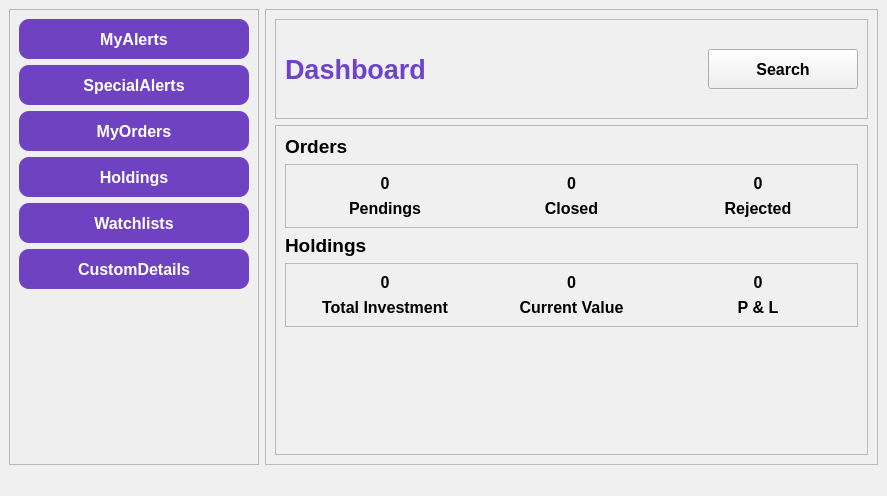
ShubhamMandavkar/TYLiveProjectt-StockAutomationSystem, file UIFiles/home.ui: the form before one commit.
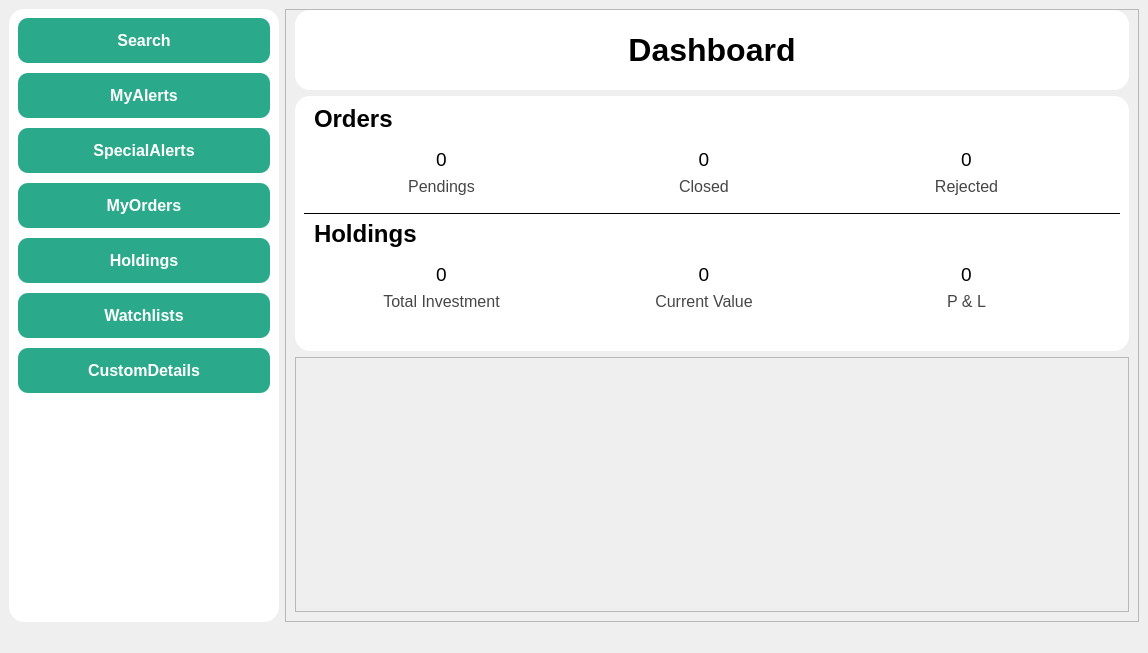
The form after the commit.

The edit to the form file:
```diff
--- a/UIFiles/home.ui
+++ b/UIFiles/home.ui
@@ -6,15 +6,15 @@
    <rect>
     <x>0</x>
     <y>0</y>
-    <width>887</width>
-    <height>496</height>
+    <width>1148</width>
+    <height>653</height>
    </rect>
   </property>
   <property name="windowTitle">
    <string>MainWindow</string>
   </property>
   <property name="styleSheet">
-   <string notr="true">background-color: rgb(240, 240, 240);</string>
+   <string notr="true">background-color: rgb(239, 239, 239);</string>
   </property>
   <widget class="QWidget" name="centralwidget">
    <layout class="QHBoxLayout" name="horizontalLayout">
@@ -22,20 +22,26 @@
      <widget class="QFrame" name="frmNavBar">
       <property name="minimumSize">
        <size>
-        <width>250</width>
+        <width>200</width>
         <height>0</height>
        </size>
       </property>
       <property name="maximumSize">
        <size>
-        <width>250</width>
+        <width>270</width>
         <height>16777215</height>
        </size>
       </property>
+      <property name="sizeIncrement">
+       <size>
+        <width>0</width>
+        <height>0</height>
+       </size>
+      </property>
       <property name="styleSheet">
        <string notr="true">QFrame{
-border-right: 1px solid black;
-background-color: rgb(239, 239, 239);
+border-radius : 15px;
+background-color:  white;
 }</string>
       </property>
       <property name="frameShape">
@@ -45,12 +51,15 @@
        <enum>QFrame::Raised</enum>
       </property>
       <layout class="QFormLayout" name="formLayout">
-       <item row="0" column="0" colspan="2">
+       <property name="verticalSpacing">
+        <number>10</number>
+       </property>
+       <item row="1" column="0" colspan="2">
         <widget class="QPushButton" name="btnMyAlerts">
          <property name="minimumSize">
           <size>
            <width>0</width>
-           <height>40</height>
+           <height>45</height>
           </size>
          </property>
          <property name="font">
@@ -64,14 +73,14 @@
          </property>
          <property name="styleSheet">
           <string notr="true">QPushButton{
+	background-color: #2AAA8A;
 	color: rgb(255, 255, 255);
-	background-color: rgb(111, 66, 193);
 	border-radius : 10px;
 	padding: 5px;	
 }
 
 QPushButton:hover{
-	background-color: rgb(146, 87, 255);
+	background-color: rgb(46, 186, 151);
 	color: rgb(0, 0, 0);
 }</string>
          </property>
@@ -80,12 +89,12 @@
          </property>
         </widget>
        </item>
-       <item row="1" column="0" colspan="2">
+       <item row="2" column="0" colspan="2">
         <widget class="QPushButton" name="btnSpecialAlerts">
          <property name="minimumSize">
           <size>
            <width>0</width>
-           <height>40</height>
+           <height>45</height>
           </size>
          </property>
          <property name="font">
@@ -99,14 +108,14 @@
          </property>
          <property name="styleSheet">
           <string notr="true">QPushButton{
+	background-color: #2AAA8A;
 	color: rgb(255, 255, 255);
-	background-color: rgb(111, 66, 193);
 	border-radius : 10px;
 	padding: 5px;	
 }
 
 QPushButton:hover{
-	background-color: rgb(146, 87, 255);
+	background-color: rgb(46, 186, 151);
 	color: rgb(0, 0, 0);
 }</string>
          </property>
@@ -115,12 +124,12 @@
          </property>
         </widget>
        </item>
-       <item row="2" column="0" colspan="2">
+       <item row="3" column="0" colspan="2">
         <widget class="QPushButton" name="btnMyOrders">
          <property name="minimumSize">
           <size>
            <width>0</width>
-           <height>40</height>
+           <height>45</height>
           </size>
          </property>
          <property name="font">
@@ -134,14 +143,14 @@
          </property>
          <property name="styleSheet">
           <string notr="true">QPushButton{
+	background-color: #2AAA8A;
 	color: rgb(255, 255, 255);
-	background-color: rgb(111, 66, 193);
 	border-radius : 10px;
 	padding: 5px;	
 }
 
 QPushButton:hover{
-	background-color: rgb(146, 87, 255);
+	background-color: rgb(46, 186, 151);
 	color: rgb(0, 0, 0);
 }</string>
          </property>
@@ -150,12 +159,12 @@
          </property>
         </widget>
        </item>
-       <item row="3" column="0" colspan="2">
+       <item row="4" column="0" colspan="2">
         <widget class="QPushButton" name="btnHoldings">
          <property name="minimumSize">
           <size>
            <width>0</width>
-           <height>40</height>
+           <height>45</height>
           </size>
          </property>
          <property name="font">
@@ -169,14 +178,14 @@
          </property>
          <property name="styleSheet">
           <string notr="true">QPushButton{
+	background-color: #2AAA8A;
 	color: rgb(255, 255, 255);
-	background-color: rgb(111, 66, 193);
 	border-radius : 10px;
 	padding: 5px;	
 }
 
 QPushButton:hover{
-	background-color: rgb(146, 87, 255);
+	background-color: rgb(46, 186, 151);
 	color: rgb(0, 0, 0);
 }</string>
          </property>
@@ -185,12 +194,12 @@
          </property>
         </widget>
        </item>
-       <item row="4" column="0" colspan="2">
+       <item row="5" column="0" colspan="2">
         <widget class="QPushButton" name="btnWatchlists">
          <property name="minimumSize">
           <size>
            <width>0</width>
-           <height>40</height>
+           <height>45</height>
           </size>
          </property>
          <property name="font">
@@ -204,14 +213,14 @@
          </property>
          <property name="styleSheet">
           <string notr="true">QPushButton{
+	background-color: #2AAA8A;
 	color: rgb(255, 255, 255);
-	background-color: rgb(111, 66, 193);
 	border-radius : 10px;
 	padding: 5px;	
 }
 
 QPushButton:hover{
-	background-color: rgb(146, 87, 255);
+	background-color: rgb(46, 186, 151);
 	color: rgb(0, 0, 0);
 }</string>
          </property>
@@ -220,12 +229,12 @@
          </property>
         </widget>
        </item>
-       <item row="5" column="0" colspan="2">
+       <item row="6" column="0" colspan="2">
         <widget class="QPushButton" name="btnCustomDetails">
          <property name="minimumSize">
           <size>
            <width>0</width>
-           <height>40</height>
+           <height>45</height>
           </size>
          </property>
          <property name="font">
@@ -239,14 +248,14 @@
          </property>
          <property name="styleSheet">
           <string notr="true">QPushButton{
+	background-color: #2AAA8A;
 	color: rgb(255, 255, 255);
-	background-color: rgb(111, 66, 193);
 	border-radius : 10px;
 	padding: 5px;	
 }
 
 QPushButton:hover{
-	background-color: rgb(146, 87, 255);
+	background-color: rgb(46, 186, 151);
 	color: rgb(0, 0, 0);
 }</string>
          </property>
@@ -255,11 +264,57 @@
          </property>
         </widget>
        </item>
+       <item row="0" column="0" colspan="2">
+        <widget class="QPushButton" name="btnSearch">
+         <property name="minimumSize">
+          <size>
+           <width>150</width>
+           <height>45</height>
+          </size>
+         </property>
+         <property name="maximumSize">
+          <size>
+           <width>16777215</width>
+           <height>16777215</height>
+          </size>
+         </property>
+         <property name="font">
+          <font>
+           <pointsize>12</pointsize>
+           <bold>true</bold>
+          </font>
+         </property>
+         <property name="cursor">
+          <cursorShape>PointingHandCursor</cursorShape>
+         </property>
+         <property name="styleSheet">
+          <string notr="true">QPushButton{
+	background-color: #2AAA8A;
+	color: rgb(255, 255, 255);
+	border-radius : 10px;
+	padding: 5px;	
+}
+
+QPushButton:hover{
+	background-color: rgb(46, 186, 151);
+	color: rgb(0, 0, 0);
+}</string>
+         </property>
+         <property name="text">
+          <string>Search</string>
+         </property>
+        </widget>
+       </item>
       </layout>
      </widget>
     </item>
     <item>
      <widget class="QFrame" name="frmContent">
+      <property name="styleSheet">
+       <string notr="true">QFrame{
+background-color : rgb(239, 239, 239);
+}</string>
+      </property>
       <property name="frameShape">
        <enum>QFrame::StyledPanel</enum>
       </property>
@@ -267,23 +322,33 @@
        <enum>QFrame::Raised</enum>
       </property>
       <layout class="QVBoxLayout" name="verticalLayout">
+       <property name="topMargin">
+        <number>0</number>
+       </property>
        <item>
         <widget class="QFrame" name="frame">
          <property name="minimumSize">
           <size>
            <width>0</width>
-           <height>100</height>
+           <height>70</height>
           </size>
          </property>
          <property name="maximumSize">
           <size>
            <width>16777215</width>
-           <height>100</height>
+           <height>80</height>
           </size>
          </property>
          <property name="layoutDirection">
           <enum>Qt::RightToLeft</enum>
          </property>
+         <property name="styleSheet">
+          <string notr="true">QFrame{
+	border-radius : 15px;
+	background-color: white;
+}
+</string>
+         </property>
          <property name="frameShape">
           <enum>QFrame::StyledPanel</enum>
          </property>
@@ -291,60 +356,6 @@
           <enum>QFrame::Raised</enum>
          </property>
          <layout class="QHBoxLayout" name="horizontalLayout_2">
-          <item>
-           <widget class="QPushButton" name="btnSearch">
-            <property name="minimumSize">
-             <size>
-              <width>150</width>
-              <height>40</height>
-             </size>
-            </property>
-            <property name="maximumSize">
-             <size>
-              <width>200</width>
-              <height>16777215</height>
-             </size>
-            </property>
-            <property name="font">
-             <font>
-              <pointsize>12</pointsize>
-              <bold>true</bold>
-             </font>
-            </property>
-            <property name="cursor">
-             <cursorShape>PointingHandCursor</cursorShape>
-            </property>
-            <property name="styleSheet">
-             <string notr="true">QPushButton{
-	color: rgb(255, 255, 255);
-	background-color: rgb(111, 66, 193);
-	border-radius : 10px;
-	padding: 5px;	
-}
-
-QPushButton:hover{
-	background-color: rgb(146, 87, 255);
-	color: rgb(0, 0, 0);
-}color: rgb(255, 255, 255);</string>
-            </property>
-            <property name="text">
-             <string>Search</string>
-            </property>
-           </widget>
-          </item>
-          <item>
-           <spacer name="horizontalSpacer">
-            <property name="orientation">
-             <enum>Qt::Horizontal</enum>
-            </property>
-            <property name="sizeHint" stdset="0">
-             <size>
-              <width>40</width>
-              <height>20</height>
-             </size>
-            </property>
-           </spacer>
-          </item>
           <item>
            <widget class="QLabel" name="label">
             <property name="minimumSize">
@@ -355,16 +366,25 @@
             </property>
             <property name="font">
              <font>
-              <pointsize>20</pointsize>
+              <pointsize>24</pointsize>
               <bold>true</bold>
              </font>
             </property>
             <property name="styleSheet">
-             <string notr="true">color: rgb(111, 66, 202);</string>
+             <string notr="true">QLabel{
+	color: rgb(0, 0, 0);
+}
+</string>
             </property>
             <property name="text">
              <string>Dashboard</string>
             </property>
+            <property name="scaledContents">
+             <bool>true</bool>
+            </property>
+            <property name="alignment">
+             <set>Qt::AlignCenter</set>
+            </property>
            </widget>
           </item>
          </layout>
@@ -372,6 +392,18 @@
        </item>
        <item>
         <widget class="QFrame" name="frame_2">
+         <property name="maximumSize">
+          <size>
+           <width>16777215</width>
+           <height>350</height>
+          </size>
+         </property>
+         <property name="styleSheet">
+          <string notr="true">QFrame{
+border-radius : 15px;
+background-color:  white;
+}</string>
+         </property>
          <property name="frameShape">
           <enum>QFrame::StyledPanel</enum>
          </property>
@@ -381,6 +413,12 @@
          <layout class="QFormLayout" name="formLayout_2">
           <item row="0" column="0" colspan="2">
            <widget class="QLabel" name="lblOrders">
+            <property name="sizePolicy">
+             <sizepolicy hsizetype="Preferred" vsizetype="Preferred">
+              <horstretch>0</horstretch>
+              <verstretch>0</verstretch>
+             </sizepolicy>
+            </property>
             <property name="maximumSize">
              <size>
               <width>16777215</width>
@@ -389,21 +427,33 @@
             </property>
             <property name="font">
              <font>
-              <pointsize>14</pointsize>
+              <pointsize>18</pointsize>
               <bold>true</bold>
              </font>
             </property>
+            <property name="styleSheet">
+             <string notr="true">QLabel{
+	color: rgb(0, 0, 0);
+}
+</string>
+            </property>
             <property name="text">
              <string>Orders</string>
             </property>
+            <property name="scaledContents">
+             <bool>true</bool>
+            </property>
+            <property name="indent">
+             <number>10</number>
+            </property>
            </widget>
           </item>
           <item row="1" column="0" colspan="2">
            <widget class="QFrame" name="frame_3">
             <property name="maximumSize">
              <size>
-              <width>600</width>
-              <height>70</height>
+              <width>800</width>
+              <height>100</height>
              </size>
             </property>
             <property name="frameShape">
@@ -413,14 +463,88 @@
              <enum>QFrame::Raised</enum>
             </property>
             <layout class="QGridLayout" name="gridLayout">
+             <item row="0" column="0">
+              <widget class="QLabel" name="lblPendingsVal">
+               <property name="font">
+                <font>
+                 <pointsize>14</pointsize>
+                 <bold>false</bold>
+                </font>
+               </property>
+               <property name="styleSheet">
+                <string notr="true">QLabel{
+	color: rgb(0, 0, 0);
+}
+</string>
+               </property>
+               <property name="text">
+                <string>0</string>
+               </property>
+               <property name="scaledContents">
+                <bool>true</bool>
+               </property>
+               <property name="alignment">
+                <set>Qt::AlignCenter</set>
+               </property>
+              </widget>
+             </item>
+             <item row="2" column="2">
+              <widget class="QLabel" name="lblRejected">
+               <property name="font">
+                <font>
+                 <pointsize>12</pointsize>
+                 <bold>false</bold>
+                </font>
+               </property>
+               <property name="styleSheet">
+                <string notr="true">QLabel{
+	color: rgb(70, 70, 70);
+}
+</string>
+               </property>
+               <property name="text">
+                <string>Rejected</string>
+               </property>
+               <property name="alignment">
+                <set>Qt::AlignCenter</set>
+               </property>
+              </widget>
+             </item>
+             <item row="0" column="2">
+              <widget class="QLabel" name="lblRejectedVal">
+               <property name="font">
+                <font>
+                 <pointsize>14</pointsize>
+                 <bold>false</bold>
+                </font>
+               </property>
+               <property name="styleSheet">
+                <string notr="true">QLabel{
+	color: rgb(0, 0, 0);
+}</string>
+               </property>
+               <property name="text">
+                <string>0</string>
+               </property>
+               <property name="alignment">
+                <set>Qt::AlignCenter</set>
+               </property>
+              </widget>
+             </item>
              <item row="2" column="0">
               <widget class="QLabel" name="lblPendings">
                <property name="font">
                 <font>
                  <pointsize>12</pointsize>
-                 <bold>true</bold>
+                 <bold>false</bold>
                 </font>
                </property>
+               <property name="styleSheet">
+                <string notr="true">QLabel{
+	color: rgb(70, 70, 70);
+}
+</string>
+               </property>
                <property name="text">
                 <string>Pendings</string>
                </property>
@@ -429,30 +553,19 @@
                </property>
               </widget>
              </item>
-             <item row="0" column="2">
-              <widget class="QLabel" name="lblRejectedVal">
-               <property name="font">
-                <font>
-                 <pointsize>12</pointsize>
-                 <bold>true</bold>
-                </font>
-               </property>
-               <property name="text">
-                <string>0</string>
-               </property>
-               <property name="alignment">
-                <set>Qt::AlignCenter</set>
-               </property>
-              </widget>
-             </item>
              <item row="0" column="1">
               <widget class="QLabel" name="lblClosedVal">
                <property name="font">
                 <font>
-                 <pointsize>12</pointsize>
-                 <bold>true</bold>
+                 <pointsize>14</pointsize>
+                 <bold>false</bold>
                 </font>
                </property>
+               <property name="styleSheet">
+                <string notr="true">QLabel{
+	color: rgb(0, 0, 0);
+}</string>
+               </property>
                <property name="text">
                 <string>0</string>
                </property>
@@ -461,30 +574,20 @@
                </property>
               </widget>
              </item>
-             <item row="2" column="2">
-              <widget class="QLabel" name="lblRejected">
-               <property name="font">
-                <font>
-                 <pointsize>12</pointsize>
-                 <bold>true</bold>
-                </font>
-               </property>
-               <property name="text">
-                <string>Rejected</string>
-               </property>
-               <property name="alignment">
-                <set>Qt::AlignCenter</set>
-               </property>
-              </widget>
-             </item>
              <item row="2" column="1">
               <widget class="QLabel" name="lblClosed">
                <property name="font">
                 <font>
                  <pointsize>12</pointsize>
-                 <bold>true</bold>
+                 <bold>false</bold>
                 </font>
                </property>
+               <property name="styleSheet">
+                <string notr="true">QLabel{
+	color: rgb(70, 70, 70);
+}
+</string>
+               </property>
                <property name="text">
                 <string>Closed</string>
                </property>
@@ -493,26 +596,10 @@
                </property>
               </widget>
              </item>
-             <item row="0" column="0">
-              <widget class="QLabel" name="lblPendingsVal">
-               <property name="font">
-                <font>
-                 <pointsize>12</pointsize>
-                 <bold>true</bold>
-                </font>
-               </property>
-               <property name="text">
-                <string>0</string>
-               </property>
-               <property name="alignment">
-                <set>Qt::AlignCenter</set>
-               </property>
-              </widget>
-             </item>
             </layout>
            </widget>
           </item>
-          <item row="2" column="0" colspan="2">
+          <item row="3" column="0" colspan="2">
            <widget class="QLabel" name="lblHoldings">
             <property name="maximumSize">
              <size>
@@ -522,21 +609,39 @@
             </property>
             <property name="font">
              <font>
-              <pointsize>14</pointsize>
+              <pointsize>18</pointsize>
               <bold>true</bold>
              </font>
             </property>
+            <property name="styleSheet">
+             <string notr="true">QLabel{
+	color: rgb(0, 0, 0);
+}
+</string>
+            </property>
             <property name="text">
              <string>Holdings</string>
             </property>
+            <property name="margin">
+             <number>0</number>
+            </property>
+            <property name="indent">
+             <number>10</number>
+            </property>
            </widget>
           </item>
-          <item row="3" column="0" colspan="2">
+          <item row="4" column="0" colspan="2">
            <widget class="QFrame" name="frame_5">
             <property name="maximumSize">
              <size>
-              <width>600</width>
-              <height>70</height>
+              <width>800</width>
+              <height>100</height>
+             </size>
+            </property>
+            <property name="sizeIncrement">
+             <size>
+              <width>10</width>
+              <height>0</height>
              </size>
             </property>
             <property name="frameShape">
@@ -546,14 +651,64 @@
              <enum>QFrame::Raised</enum>
             </property>
             <layout class="QGridLayout" name="gridLayout_2">
+             <item row="1" column="1">
+              <widget class="QLabel" name="lblCurrentValue">
+               <property name="font">
+                <font>
+                 <pointsize>12</pointsize>
+                 <bold>false</bold>
+                </font>
+               </property>
+               <property name="styleSheet">
+                <string notr="true">QLabel{
+	color: rgb(70, 70, 70);
+}
+</string>
+               </property>
+               <property name="text">
+                <string>Current Value</string>
+               </property>
+               <property name="alignment">
+                <set>Qt::AlignCenter</set>
+               </property>
+              </widget>
+             </item>
+             <item row="1" column="2">
+              <widget class="QLabel" name="lblPandL">
+               <property name="font">
+                <font>
+                 <pointsize>12</pointsize>
+                 <bold>false</bold>
+                </font>
+               </property>
+               <property name="styleSheet">
+                <string notr="true">QLabel{
+	color: rgb(70, 70, 70);
+}
+</string>
+               </property>
+               <property name="text">
+                <string>P &amp; L</string>
+               </property>
+               <property name="alignment">
+                <set>Qt::AlignCenter</set>
+               </property>
+              </widget>
+             </item>
              <item row="1" column="0">
               <widget class="QLabel" name="lblToltalInv">
                <property name="font">
                 <font>
                  <pointsize>12</pointsize>
-                 <bold>true</bold>
+                 <bold>false</bold>
                 </font>
                </property>
+               <property name="styleSheet">
+                <string notr="true">QLabel{
+	color: rgb(70, 70, 70);
+}
+</string>
+               </property>
                <property name="text">
                 <string>Total Investment</string>
                </property>
@@ -566,25 +721,14 @@
               <widget class="QLabel" name="lbalCurrentValueVal">
                <property name="font">
                 <font>
-                 <pointsize>12</pointsize>
-                 <bold>true</bold>
+                 <pointsize>14</pointsize>
+                 <bold>false</bold>
                 </font>
                </property>
-               <property name="text">
-                <string>0</string>
-               </property>
-               <property name="alignment">
-                <set>Qt::AlignCenter</set>
-               </property>
-              </widget>
-             </item>
-             <item row="0" column="2">
-              <widget class="QLabel" name="lblPandLVal">
-               <property name="font">
-                <font>
-                 <pointsize>12</pointsize>
-                 <bold>true</bold>
-                </font>
+               <property name="styleSheet">
+                <string notr="true">QLabel{
+	color: rgb(0, 0, 0);
+}</string>
                </property>
                <property name="text">
                 <string>0</string>
@@ -598,10 +742,15 @@
               <widget class="QLabel" name="lblTotalInvVal">
                <property name="font">
                 <font>
-                 <pointsize>12</pointsize>
-                 <bold>true</bold>
+                 <pointsize>14</pointsize>
+                 <bold>false</bold>
                 </font>
                </property>
+               <property name="styleSheet">
+                <string notr="true">QLabel{
+	color: rgb(0, 0, 0);
+}</string>
+               </property>
                <property name="text">
                 <string>0</string>
                </property>
@@ -610,32 +759,21 @@
                </property>
               </widget>
              </item>
-             <item row="1" column="2">
-              <widget class="QLabel" name="lblPandL">
+             <item row="0" column="2">
+              <widget class="QLabel" name="lblPandLVal">
                <property name="font">
                 <font>
-                 <pointsize>12</pointsize>
-                 <bold>true</bold>
+                 <pointsize>14</pointsize>
+                 <bold>false</bold>
                 </font>
                </property>
-               <property name="text">
-                <string>P &amp; L</string>
+               <property name="styleSheet">
+                <string notr="true">QLabel{
+	color: rgb(0, 0, 0);
+}</string>
                </property>
-               <property name="alignment">
-                <set>Qt::AlignCenter</set>
-               </property>
-              </widget>
-             </item>
-             <item row="1" column="1">
-              <widget class="QLabel" name="lblCurrentValue">
-               <property name="font">
-                <font>
-                 <pointsize>12</pointsize>
-                 <bold>true</bold>
-                </font>
-               </property>
                <property name="text">
-                <string>Current Value</string>
+                <string>0</string>
                </property>
                <property name="alignment">
                 <set>Qt::AlignCenter</set>
@@ -645,9 +783,61 @@
             </layout>
            </widget>
           </item>
+          <item row="2" column="0" colspan="2">
+           <widget class="Line" name="line">
+            <property name="sizePolicy">
+             <sizepolicy hsizetype="Preferred" vsizetype="Preferred">
+              <horstretch>0</horstretch>
+              <verstretch>0</verstretch>
+             </sizepolicy>
+            </property>
+            <property name="minimumSize">
+             <size>
+              <width>0</width>
+              <height>1</height>
+             </size>
+            </property>
+            <property name="sizeIncrement">
+             <size>
+              <width>0</width>
+              <height>0</height>
+             </size>
+            </property>
+            <property name="font">
+             <font>
+              <pointsize>9</pointsize>
+              <bold>false</bold>
+             </font>
+            </property>
+            <property name="autoFillBackground">
+             <bool>false</bool>
+            </property>
+            <property name="styleSheet">
+             <string notr="true">QFrame{
+	border-bottom: 1px solid black;
+}</string>
+            </property>
+            <property name="lineWidth">
+             <number>1</number>
+            </property>
+            <property name="orientation">
+             <enum>Qt::Horizontal</enum>
+            </property>
+           </widget>
+          </item>
          </layout>
         </widget>
        </item>
+       <item>
+        <widget class="QFrame" name="frame_4">
+         <property name="frameShape">
+          <enum>QFrame::StyledPanel</enum>
+         </property>
+         <property name="frameShadow">
+          <enum>QFrame::Raised</enum>
+         </property>
+        </widget>
+       </item>
       </layout>
      </widget>
     </item>
@@ -658,7 +848,7 @@
     <rect>
      <x>0</x>
      <y>0</y>
-     <width>887</width>
+     <width>1148</width>
      <height>25</height>
     </rect>
    </property>
```
